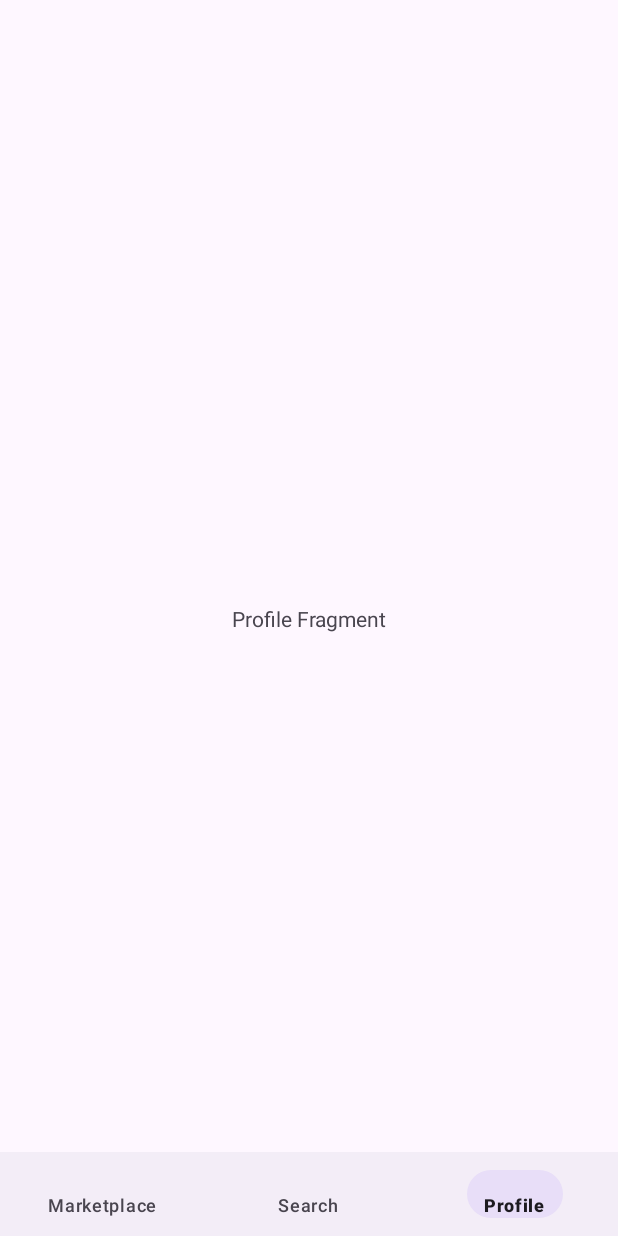
After one commit to python-college/nft-marketplace-mobile, an Android app: the ProfileFragment screen opened through its navigation route, on a phone screen of 412 x 824 dp. The commit adds this screen. Run offline under Robolectric (Android 15) with nearby library versions, the phone set to English and light mode, and no system bars; our stand-ins replace Dagger/Hilt's generated code, navigation-ui.

Commit message:
Added navigation

```diff
--- a/app/src/main/java/ru/technosopher/nftmarketplaceapp/MainActivity.kt
+++ b/app/src/main/java/ru/technosopher/nftmarketplaceapp/MainActivity.kt
@@ -2,6 +2,7 @@ package ru.technosopher.nftmarketplaceapp
 
 import androidx.appcompat.app.AppCompatActivity
 import android.os.Bundle
+import android.util.Log
 import androidx.navigation.NavController
 import androidx.navigation.findNavController
 import androidx.navigation.fragment.NavHostFragment
@@ -23,12 +24,22 @@ class MainActivity : AppCompatActivity() {
         setContentView(view)
 
 
-//        val navHostFragment = supportFragmentManager.findFragmentById(R.id.nav_host_fragment_container) as NavHostFragment
-//        val navController = navHostFragment.navController
-//
+        val navHostFragment = supportFragmentManager.findFragmentById(R.id.nav_host_fragment) as NavHostFragment
+        val navController = navHostFragment.navController
+
+        val bottomNavigationView = findViewById<BottomNavigationView>(R.id.bottom_navigation_view)
+        bottomNavigationView.setupWithNavController(navController)
+
 //        binding.bottomNavigationView.setupWithNavController(navController)
 //        binding.bottomNavigationView.setupWithNavController()
-
+//        bottomNavigationView.setOnItemSelectedListener { item ->
+//            when (item.itemId) {
+//                R.id.marketplaceFragment -> navController.navigate(R.id.marketplaceFragment)
+//                R.id.searchFragment -> navController.navigate(R.id.searchFragment)
+//                else -> false
+//            }
+//            true
+//        }
 
     }
 
--- /dev/null
+++ b/app/src/main/java/ru/technosopher/nftmarketplaceapp/profile/ui/fragment/ProfileFragment.kt
@@ -0,0 +1,32 @@
+package ru.technosopher.nftmarketplaceapp.profile.ui.fragment
+
+import androidx.fragment.app.viewModels
+import android.os.Bundle
+import androidx.fragment.app.Fragment
+import android.view.LayoutInflater
+import android.view.View
+import android.view.ViewGroup
+import ru.technosopher.nftmarketplaceapp.R
+import ru.technosopher.nftmarketplaceapp.profile.ui.viewmodel.ProfileViewModel
+
+class ProfileFragment : Fragment() {
+
+    companion object {
+        fun newInstance() = ProfileFragment()
+    }
+
+    private val viewModel: ProfileViewModel by viewModels()
+
+    override fun onCreate(savedInstanceState: Bundle?) {
+        super.onCreate(savedInstanceState)
+
+        // TODO: Use the ViewModel
+    }
+
+    override fun onCreateView(
+        inflater: LayoutInflater, container: ViewGroup?,
+        savedInstanceState: Bundle?
+    ): View {
+        return inflater.inflate(R.layout.fragment_profile, container, false)
+    }
+}
--- a/app/src/main/res/layout/activity_main.xml
+++ b/app/src/main/res/layout/activity_main.xml
@@ -11,8 +11,8 @@
         android:layout_width="match_parent"
         android:layout_height="match_parent"
         android:name="androidx.navigation.fragment.NavHostFragment"
+        app:navGraph="@navigation/nft_nav_graph"
         app:defaultNavHost="true"
-        app:navGraph="@navigation/nft_nav_graph"
         app:layout_constraintTop_toTopOf="parent"
         app:layout_constraintStart_toStartOf="parent"
         app:layout_constraintEnd_toEndOf="parent"
--- a/app/src/main/res/layout/fragment_profile.xml
+++ b/app/src/main/res/layout/fragment_profile.xml
@@ -1,6 +1,24 @@
 <?xml version="1.0" encoding="utf-8"?>
-<androidx.constraintlayout.widget.ConstraintLayout xmlns:android="http://schemas.android.com/apk/res/android"
+<FrameLayout xmlns:android="http://schemas.android.com/apk/res/android"
+    xmlns:tools="http://schemas.android.com/tools"
     android:layout_width="match_parent"
-    android:layout_height="match_parent">
+    android:layout_height="match_parent"
+    xmlns:app="http://schemas.android.com/apk/res-auto"
+    tools:context=".profile.ui.fragment.ProfileFragment">
 
-</androidx.constraintlayout.widget.ConstraintLayout>
+    <androidx.constraintlayout.widget.ConstraintLayout
+        android:layout_width="match_parent"
+        android:layout_height="match_parent">
+
+        <TextView
+            android:layout_width="wrap_content"
+            android:layout_height="wrap_content"
+            android:text="Profile Fragment"
+            app:layout_constraintTop_toTopOf="parent"
+            app:layout_constraintBottom_toBottomOf="parent"
+            app:layout_constraintStart_toStartOf="parent"
+            app:layout_constraintEnd_toEndOf="parent" />
+
+    </androidx.constraintlayout.widget.ConstraintLayout>
+
+</FrameLayout>
--- a/app/src/main/res/menu/bottom_navigation_menu.xml
+++ b/app/src/main/res/menu/bottom_navigation_menu.xml
@@ -1,7 +1,7 @@
 <?xml version="1.0" encoding="utf-8"?>
 <menu xmlns:android="http://schemas.android.com/apk/res/android">
 <!--  Temporally here is nftFragment, later here will be MarketplaceFragment  -->
-    <item android:id="@+id/nftFragment"
+    <item android:id="@+id/marketplaceFragment"
         android:title="Marketplace" />
 
     <item android:id="@+id/searchFragment"
--- a/app/src/main/res/navigation/nft_nav_graph.xml
+++ b/app/src/main/res/navigation/nft_nav_graph.xml
@@ -52,4 +52,20 @@
         android:label="fragment_nft"
         tools:layout="@layout/fragment_nft" />
 
+    <fragment
+        android:id="@+id/searchFragment"
+        android:name="ru.technosopher.nftmarketplaceapp.search.ui.fragment.SearchFragment"
+        android:label="SearchFragment"
+        tools:layout="@layout/fragment_search"/>
+
+    <fragment
+        android:id="@+id/profileFragment"
+        android:name="ru.technosopher.nftmarketplaceapp.profile.ui.fragment.ProfileFragment"
+        android:label="fragment_profile"
+        tools:layout="@layout/fragment_profile" />
+
+    <action android:id="@+id/action_global_marketplaceFragment" app:destination="@id/marketplaceFragment"/>
+    <action android:id="@+id/action_global_searchFragment" app:destination="@id/searchFragment"/>
+    <action android:id="@+id/action_global_profileFragment" app:destination="@id/profileFragment"/>
+
 </navigation>
```
Also changed, not shown: app/src/main/java/ru/technosopher/nftmarketplaceapp/profile/ui/viewmodel/ProfileViewModel.kt (added, +7 -0 lines), app/src/main/java/ru/technosopher/nftmarketplaceapp/search/ui/fragment/SearchFragment.kt (added, +32 -0 lines), app/src/main/java/ru/technosopher/nftmarketplaceapp/search/ui/viewmodel/SearchViewModel.kt (added, +7 -0 lines), app/src/main/res/layout/fragment_search.xml (+19 -3 lines).
